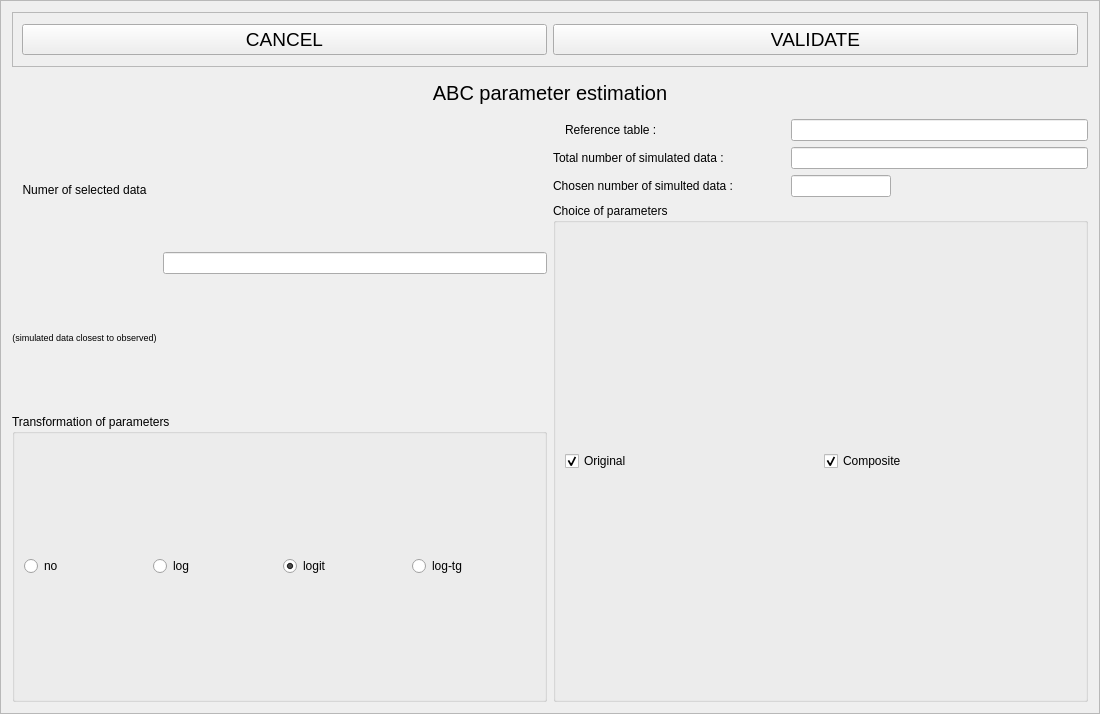
Qt form python_interface/uis/estimation.ui (cbgp/diyabc) before a commit.
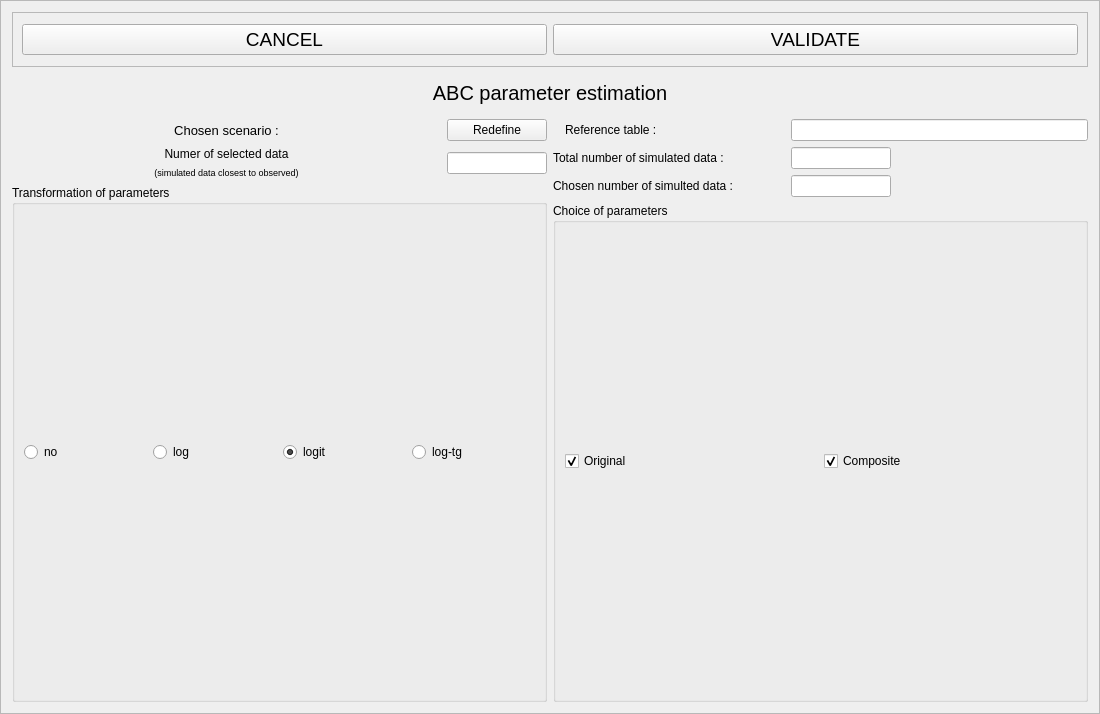
The same form after that commit.

Commit message: redefine scenario choice for comparison and estimation

```diff
--- a/python_interface/uis/estimation.ui
+++ b/python_interface/uis/estimation.ui
@@ -117,10 +117,72 @@
     <layout class="QHBoxLayout" name="horizontalLayout_3">
      <item>
       <layout class="QVBoxLayout" name="verticalLayout">
+       <item>
+        <layout class="QHBoxLayout" name="horizontalLayout_4">
+         <item>
+          <widget class="QLabel" name="scenariosLabel">
+           <property name="minimumSize">
+            <size>
+             <width>0</width>
+             <height>20</height>
+            </size>
+           </property>
+           <property name="maximumSize">
+            <size>
+             <width>16777215</width>
+             <height>20</height>
+            </size>
+           </property>
+           <property name="font">
+            <font>
+             <pointsize>10</pointsize>
+            </font>
+           </property>
+           <property name="text">
+            <string>Chosen scenario :</string>
+           </property>
+           <property name="alignment">
+            <set>Qt::AlignCenter</set>
+           </property>
+          </widget>
+         </item>
+         <item>
+          <widget class="QPushButton" name="redefButton">
+           <property name="minimumSize">
+            <size>
+             <width>100</width>
+             <height>0</height>
+            </size>
+           </property>
+           <property name="maximumSize">
+            <size>
+             <width>100</width>
+             <height>16777215</height>
+            </size>
+           </property>
+           <property name="text">
+            <string>Redefine</string>
+           </property>
+          </widget>
+         </item>
+        </layout>
+       </item>
        <item>
         <layout class="QGridLayout" name="gridLayout_2">
          <item row="0" column="0">
           <widget class="QLabel" name="label_2">
+           <property name="minimumSize">
+            <size>
+             <width>0</width>
+             <height>13</height>
+            </size>
+           </property>
+           <property name="maximumSize">
+            <size>
+             <width>16777215</width>
+             <height>13</height>
+            </size>
+           </property>
            <property name="text">
             <string>Numer of selected data</string>
            </property>
@@ -130,10 +192,35 @@
           </widget>
          </item>
          <item row="0" column="1" rowspan="2">
-          <widget class="QLineEdit" name="lineEdit"/>
+          <widget class="QLineEdit" name="lineEdit">
+           <property name="minimumSize">
+            <size>
+             <width>100</width>
+             <height>0</height>
+            </size>
+           </property>
+           <property name="maximumSize">
+            <size>
+             <width>100</width>
+             <height>16777215</height>
+            </size>
+           </property>
+          </widget>
          </item>
          <item row="1" column="0">
           <widget class="QLabel" name="label_3">
+           <property name="minimumSize">
+            <size>
+             <width>0</width>
+             <height>13</height>
+            </size>
+           </property>
+           <property name="maximumSize">
+            <size>
+             <width>16777215</width>
+             <height>13</height>
+            </size>
+           </property>
            <property name="font">
             <font>
              <pointsize>7</pointsize>
@@ -234,7 +321,20 @@
           </widget>
          </item>
          <item row="3" column="3">
-          <widget class="QLineEdit" name="totNumSimEdit"/>
+          <widget class="QLineEdit" name="totNumSimEdit">
+           <property name="minimumSize">
+            <size>
+             <width>100</width>
+             <height>0</height>
+            </size>
+           </property>
+           <property name="maximumSize">
+            <size>
+             <width>100</width>
+             <height>16777215</height>
+            </size>
+           </property>
+          </widget>
          </item>
          <item row="4" column="3">
           <widget class="QLineEdit" name="lineEdit_3">
```
The commit also changes 6 other files.
